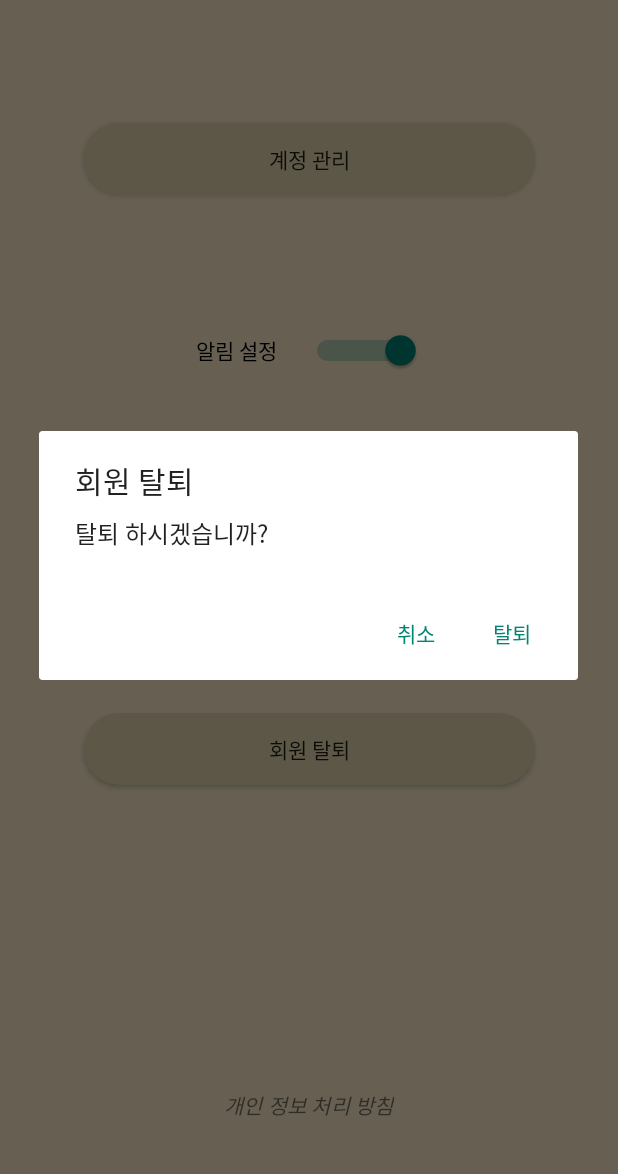
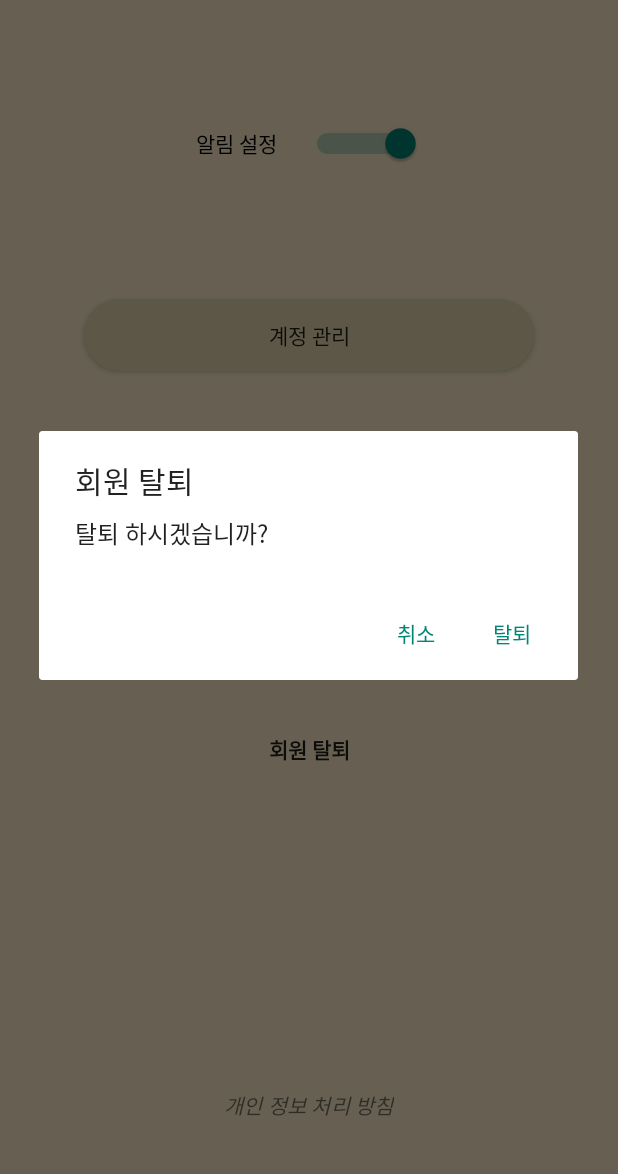
Before and after one commit to MPproject-JHPS/Floremo, an Android app: the SettingsActivity screen opened directly, with no data from a screen before it, after a tap on "회원 탈퇴", on a phone screen of 412 x 824 dp, the part 62-1236 px from its top. Run offline under Robolectric (Android 15) with nearby library versions, the phone set to English and light mode, and no system bars; our stand-ins replace Firebase (no records; nobody signed in at launch, a user with empty details on screens opened directly).

Commit message:
test setting button

```diff
--- a/app/src/main/java/org/androidtown/Floremo/SettingsActivity.java
+++ b/app/src/main/java/org/androidtown/Floremo/SettingsActivity.java
@@ -9,8 +9,10 @@ import android.content.Context;
 import android.content.DialogInterface;
 import android.content.Intent;
 import android.content.SharedPreferences;
+import android.graphics.Color;
 import android.os.Bundle;
 import android.view.MenuItem;
+import android.view.MotionEvent;
 import android.view.View;
 import android.widget.Button;
 import android.widget.CompoundButton;
@@ -36,6 +38,7 @@ public class SettingsActivity extends AppCompatActivity {
         button.setOnClickListener(new View.OnClickListener() {
             @Override
             public void onClick(View v) {
+
                 AlertDialog.Builder dialog = new AlertDialog.Builder(SettingsActivity.this);
                 dialog  .setTitle("회원 탈퇴")
                         .setMessage("탈퇴 하시겠습니까?")
@@ -54,6 +57,17 @@ public class SettingsActivity extends AppCompatActivity {
                         }).create().show();
 
 
+            }
+        });
+        button.setOnTouchListener(new View.OnTouchListener() {
+            @Override
+            public boolean onTouch(View v, MotionEvent event) {
+                if(event.getAction() == MotionEvent.ACTION_DOWN) {
+                    button.setBackgroundColor(getApplicationContext().getResources().getColor(R.color.bg_d));
+                } else if(event.getAction() == MotionEvent.ACTION_UP) {
+                    button.setBackgroundColor(getApplicationContext().getResources().getColor(R.color.transperent));
+                }
+                return false;
             }
         });
         Switch alarm = findViewById(R.id.alarm);
--- a/app/src/main/res/layout/activity_settings.xml
+++ b/app/src/main/res/layout/activity_settings.xml
@@ -25,19 +25,19 @@
             android:background="@drawable/button_background"
             android:layout_width="300dp"
             android:layout_height="wrap_content"
-            android:layout_below="@+id/toolbar"
-            android:layout_marginTop="67dp"
+            android:layout_below="@id/alarm"
+            android:layout_marginTop="90dp"
             android:layout_centerHorizontal="true"
             android:text="계정 관리" />
 
         <Switch
             android:id="@+id/alarm"
             android:layout_width="150dp"
+            android:layout_height="wrap_content"
+            android:layout_below="@+id/toolbar"
+            android:layout_centerHorizontal="true"
+            android:layout_marginTop="67dp"
             android:switchMinWidth="80dp"
-            android:layout_height="wrap_content"
-            android:layout_below="@id/account_management"
-            android:layout_marginTop="90dp"
-            android:layout_centerHorizontal="true"
             android:text="알림 설정" />
 
         <Button
@@ -46,18 +46,19 @@
             android:layout_width="300dp"
             android:layout_height="wrap_content"
             android:layout_centerHorizontal="true"
-            android:layout_below="@id/alarm"
+            android:layout_below="@id/account_management"
             android:layout_marginTop="90dp"
             android:text="버전 정보" />
 
         <Button
             android:id="@+id/withdraw"
-            android:background="@drawable/button_background"
+            android:background="#00ff0000"
             android:layout_width="300dp"
             android:layout_height="wrap_content"
             android:layout_centerHorizontal="true"
             android:layout_below="@id/version_info"
             android:layout_marginTop="90dp"
+            android:textStyle="bold"
             android:text="회원 탈퇴" />
 
         <TextView
--- a/app/src/main/res/values/colors.xml
+++ b/app/src/main/res/values/colors.xml
@@ -25,6 +25,9 @@
     <color name="bg_i">#807A6C</color>
     <color name="bg_j">#CCB070</color>
 
+    <!--  투명 색깔  -->
+    <color name="transperent">#00ff0000</color>
+
     <!--감정 색깔 5가지-->
     <color name="anger">#F07FB8</color>
     <color name="joy">#EBC581</color>
```
Also changed, not shown: app/src/main/res/layout/recording.xml (+7 -7 lines).
